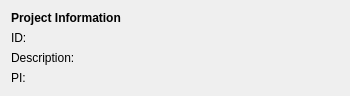
Qt form Modules/XNAT/src/QmitkXnatProjectInfoWidgetControls.ui (MITK/MITK) before a commit.
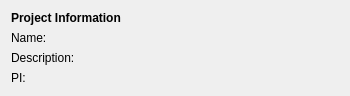
The same form after that commit.

Commit message: minibreadcrumbs in the widgets.

The edit to the form file:
```diff
--- a/Modules/XNAT/src/QmitkXnatProjectInfoWidgetControls.ui
+++ b/Modules/XNAT/src/QmitkXnatProjectInfoWidgetControls.ui
@@ -34,7 +34,7 @@
    <item row="1" column="0">
     <widget class="QLabel" name="label">
      <property name="text">
-      <string>ID:</string>
+      <string>Name:</string>
      </property>
     </widget>
    </item>
```
The commit also changes 5 other files.
